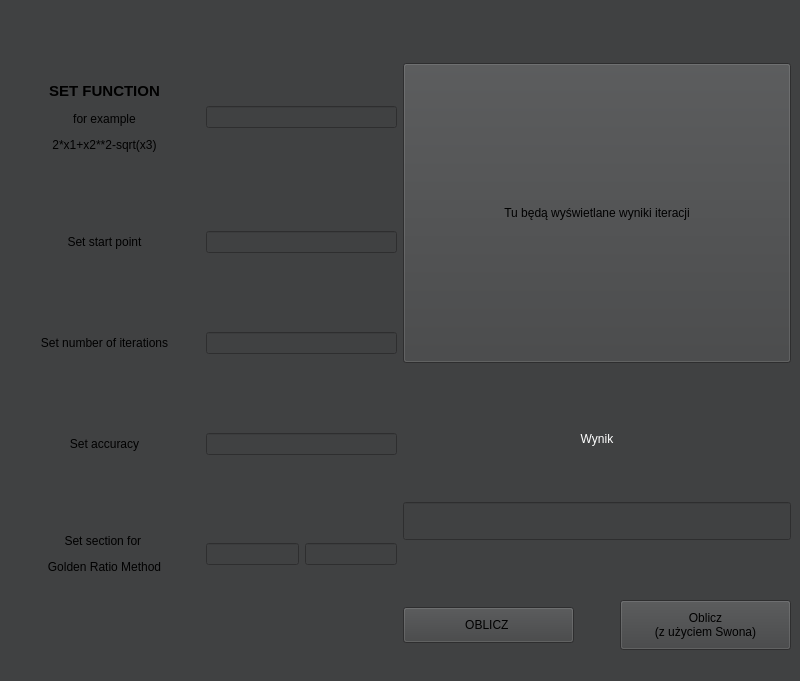
Qt form form.ui (EmKalin/timo) before a commit.
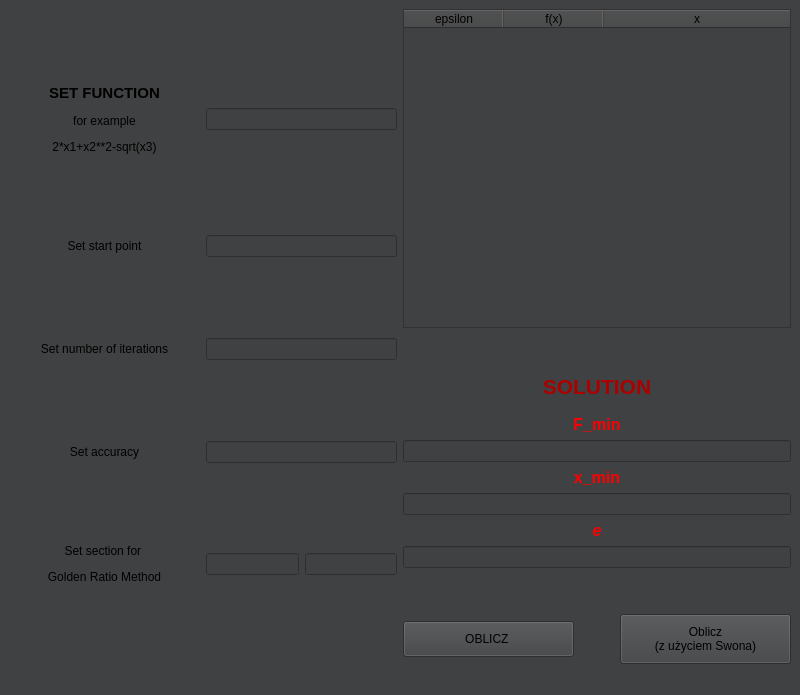
The same form after that commit.

Commit message: Set final solution works

```diff
--- a/form.ui
+++ b/form.ui
@@ -7,7 +7,7 @@
     <x>0</x>
     <y>0</y>
     <width>800</width>
-    <height>681</height>
+    <height>695</height>
    </rect>
   </property>
   <property name="sizePolicy">
@@ -26,38 +26,70 @@
    <layout class="QGridLayout" name="gridLayout">
     <item row="0" column="3">
      <layout class="QVBoxLayout" name="solutionSection">
-      <item>
-       <spacer name="verticalSpacer1">
-        <property name="orientation">
-         <enum>Qt::Vertical</enum>
-        </property>
-        <property name="sizeHint" stdset="0">
-         <size>
-          <width>20</width>
-          <height>40</height>
-         </size>
-        </property>
-       </spacer>
-      </item>
       <item>
        <layout class="QVBoxLayout" name="progressSection">
         <item>
-         <widget class="QPushButton" name="pushButton_2">
+         <widget class="QTableWidget" name="tableWidget">
           <property name="sizePolicy">
            <sizepolicy hsizetype="Minimum" vsizetype="Expanding">
             <horstretch>0</horstretch>
             <verstretch>0</verstretch>
            </sizepolicy>
           </property>
-          <property name="minimumSize">
-           <size>
-            <width>0</width>
-            <height>300</height>
-           </size>
+          <property name="verticalScrollBarPolicy">
+           <enum>Qt::ScrollBarAsNeeded</enum>
           </property>
-          <property name="text">
-           <string>Tu będą wyświetlane wyniki iteracji</string>
+          <property name="sizeAdjustPolicy">
+           <enum>QAbstractScrollArea::AdjustIgnored</enum>
           </property>
+          <property name="autoScroll">
+           <bool>true</bool>
+          </property>
+          <property name="dragDropOverwriteMode">
+           <bool>true</bool>
+          </property>
+          <property name="dragDropMode">
+           <enum>QAbstractItemView::NoDragDrop</enum>
+          </property>
+          <property name="defaultDropAction">
+           <enum>Qt::IgnoreAction</enum>
+          </property>
+          <property name="horizontalScrollMode">
+           <enum>QAbstractItemView::ScrollPerItem</enum>
+          </property>
+          <attribute name="horizontalHeaderCascadingSectionResizes">
+           <bool>true</bool>
+          </attribute>
+          <attribute name="horizontalHeaderShowSortIndicator" stdset="0">
+           <bool>false</bool>
+          </attribute>
+          <attribute name="horizontalHeaderStretchLastSection">
+           <bool>true</bool>
+          </attribute>
+          <attribute name="verticalHeaderVisible">
+           <bool>true</bool>
+          </attribute>
+          <attribute name="verticalHeaderCascadingSectionResizes">
+           <bool>false</bool>
+          </attribute>
+          <attribute name="verticalHeaderStretchLastSection">
+           <bool>false</bool>
+          </attribute>
+          <column>
+           <property name="text">
+            <string>epsilon</string>
+           </property>
+          </column>
+          <column>
+           <property name="text">
+            <string>f(x)</string>
+           </property>
+          </column>
+          <column>
+           <property name="text">
+            <string>x</string>
+           </property>
+          </column>
          </widget>
         </item>
        </layout>
@@ -67,10 +99,13 @@
         <property name="orientation">
          <enum>Qt::Vertical</enum>
         </property>
+        <property name="sizeType">
+         <enum>QSizePolicy::Preferred</enum>
+        </property>
         <property name="sizeHint" stdset="0">
          <size>
           <width>20</width>
-          <height>40</height>
+          <height>30</height>
          </size>
         </property>
        </spacer>
@@ -84,7 +119,7 @@
 padding: 10px</string>
           </property>
           <property name="text">
-           <string>Wynik</string>
+           <string>&lt;html&gt;&lt;head/&gt;&lt;body&gt;&lt;p align=&quot;center&quot;&gt;&lt;span style=&quot; font-size:16pt; font-weight:600; color:#aa0000;&quot;&gt;SOLUTION&lt;/span&gt;&lt;/p&gt;&lt;/body&gt;&lt;/html&gt;</string>
           </property>
           <property name="alignment">
            <set>Qt::AlignCenter</set>
@@ -92,28 +127,77 @@
          </widget>
         </item>
         <item>
-         <spacer name="verticalSpacer_4">
-          <property name="orientation">
-           <enum>Qt::Vertical</enum>
-          </property>
-          <property name="sizeHint" stdset="0">
-           <size>
-            <width>20</width>
-            <height>40</height>
-           </size>
-          </property>
-         </spacer>
-        </item>
-        <item>
-         <widget class="QLineEdit" name="solution">
+         <widget class="QLabel" name="label_8">
           <property name="sizePolicy">
            <sizepolicy hsizetype="Preferred" vsizetype="Minimum">
             <horstretch>0</horstretch>
             <verstretch>0</verstretch>
            </sizepolicy>
           </property>
-          <property name="styleSheet">
-           <string notr="true">padding: 10px</string>
+          <property name="text">
+           <string>&lt;html&gt;&lt;head/&gt;&lt;body&gt;&lt;p align=&quot;center&quot;&gt;&lt;span style=&quot; font-size:12pt; font-weight:600; color:#ff0000;&quot;&gt;F_min&lt;/span&gt;&lt;/p&gt;&lt;/body&gt;&lt;/html&gt;</string>
+          </property>
+         </widget>
+        </item>
+        <item>
+         <widget class="QLineEdit" name="f_min">
+          <property name="sizePolicy">
+           <sizepolicy hsizetype="Minimum" vsizetype="Maximum">
+            <horstretch>0</horstretch>
+            <verstretch>0</verstretch>
+           </sizepolicy>
+          </property>
+         </widget>
+        </item>
+        <item>
+         <widget class="QLabel" name="label_7">
+          <property name="sizePolicy">
+           <sizepolicy hsizetype="Ignored" vsizetype="Preferred">
+            <horstretch>0</horstretch>
+            <verstretch>0</verstretch>
+           </sizepolicy>
+          </property>
+          <property name="text">
+           <string>&lt;html&gt;&lt;head/&gt;&lt;body&gt;&lt;p align=&quot;center&quot;&gt;&lt;span style=&quot; font-size:12pt; font-weight:600; color:#ff0000;&quot;&gt;x_min&lt;/span&gt;&lt;/p&gt;&lt;/body&gt;&lt;/html&gt;</string>
+          </property>
+         </widget>
+        </item>
+        <item>
+         <widget class="QLineEdit" name="x_min">
+          <property name="sizePolicy">
+           <sizepolicy hsizetype="Minimum" vsizetype="Fixed">
+            <horstretch>0</horstretch>
+            <verstretch>0</verstretch>
+           </sizepolicy>
+          </property>
+          <property name="alignment">
+           <set>Qt::AlignCenter</set>
+          </property>
+          <property name="readOnly">
+           <bool>true</bool>
+          </property>
+         </widget>
+        </item>
+        <item>
+         <widget class="QLabel" name="label_6">
+          <property name="sizePolicy">
+           <sizepolicy hsizetype="Ignored" vsizetype="Preferred">
+            <horstretch>0</horstretch>
+            <verstretch>0</verstretch>
+           </sizepolicy>
+          </property>
+          <property name="text">
+           <string>&lt;html&gt;&lt;head/&gt;&lt;body&gt;&lt;p align=&quot;center&quot;&gt;&lt;span style=&quot; font-size:12pt; font-weight:600; font-style:italic; color:#ff0000;&quot;&gt;e&lt;/span&gt;&lt;/p&gt;&lt;/body&gt;&lt;/html&gt;</string>
+          </property>
+         </widget>
+        </item>
+        <item>
+         <widget class="QLineEdit" name="epsilon">
+          <property name="sizePolicy">
+           <sizepolicy hsizetype="Minimum" vsizetype="Fixed">
+            <horstretch>0</horstretch>
+            <verstretch>0</verstretch>
+           </sizepolicy>
           </property>
          </widget>
         </item>
@@ -124,6 +208,9 @@
         <property name="orientation">
          <enum>Qt::Vertical</enum>
         </property>
+        <property name="sizeType">
+         <enum>QSizePolicy::Ignored</enum>
+        </property>
         <property name="sizeHint" stdset="0">
          <size>
           <width>20</width>
```
The commit also changes 2 other files.
